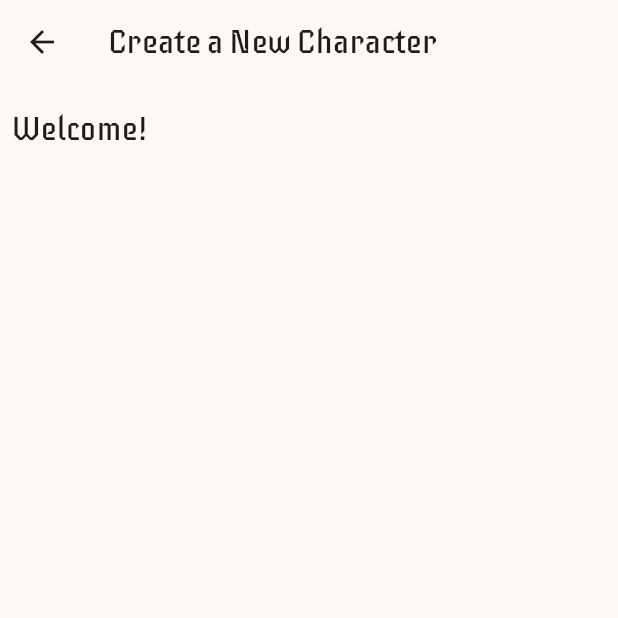
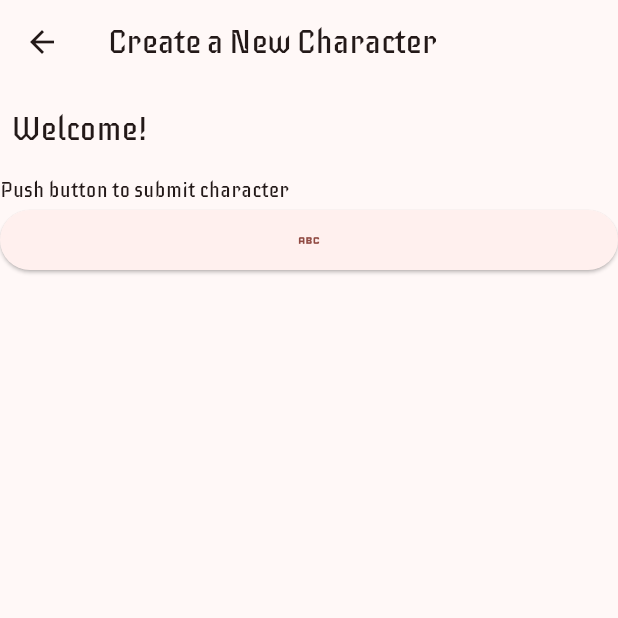
Before and after one commit to RileyKenyon/flutter-app, a Flutter app: the NewCharacterPage screen opened directly with empty values, on a phone screen of 412 x 824 dp, the top half of it. Run offline on Flutter 3.47's test engine with Material 2 defaults, Android fonts, the phone set to English and light mode, and no system bars; our stand-ins replace cloud_firestore, dio, firebase_auth, firebase_core, go_router, google_fonts and 2 more; missing offline and left inert: dart:ffi, firebase_ui_auth, flutterfire_ui, nfc_manager; accounts and stored records are empty; generated files the repository leaves out were written again.

Commit message:
Update character data

```diff
--- a/beasts_and_bards/lib/app_state.dart
+++ b/beasts_and_bards/lib/app_state.dart
@@ -3,6 +3,7 @@
 // found in the LICENSE file.
 
 import 'dart:async';
+import 'dart:math';
 
 import 'package:cloud_firestore/cloud_firestore.dart';
 import 'package:firebase_auth/firebase_auth.dart'
@@ -15,6 +16,7 @@ import 'data/friend.dart';
 import 'data/game.dart';
 import 'firebase_options.dart';
 import 'dart:io';
+import 'data/character.dart';
 
 class ApplicationState extends ChangeNotifier {
   ApplicationState() {
@@ -186,18 +188,30 @@ class ApplicationState extends ChangeNotifier {
     });
   }
 
-  Future<DocumentReference> addCharacterToPlayer(Character character) {
-    if (!_loggedIn) {
+  // Future<DocumentReference> addAbilitiesToCharacter(Character character) {
+  //   if (!_loggedIn || FirebaseAuth.instance.currentUser == null) {
+  //     throw Exception('Must be logged in');
+  //   }
+
+  //   return FirebaseFirestore.instance
+  //       .collection('character')
+  //       .doc(character.uuid)
+  //       .collection('abilities')
+  //       .add(character.abilities.toJson());
+  // }
+
+  Future<void> addCharacterToDatabase(Character character) async {
+    if (!_loggedIn || FirebaseAuth.instance.currentUser == null) {
       throw Exception('Must be logged in');
     }
 
-    return FirebaseFirestore.instance.collection('games').add(<String, dynamic>{
-      'text': newgame.name,
-      'players': playerNames,
-      'timestamp': DateTime.now().millisecondsSinceEpoch,
-      'name': FirebaseAuth.instance.currentUser!.displayName,
-      'userId': FirebaseAuth.instance.currentUser!.uid,
-    });
-
-
+    return FirebaseFirestore.instance
+        .collection('character')
+        .withConverter(
+            fromFirestore: Character.fromFirestore,
+            toFirestore: (Character character, options) =>
+                character.toFirestore())
+        .doc(character.uuid)
+        .set(character);
+  }
 }
--- a/beasts_and_bards/lib/create_game_form.dart
+++ b/beasts_and_bards/lib/create_game_form.dart
@@ -1,11 +1,11 @@
-import 'package:beasts_and_bards/friend.dart';
+import 'package:beasts_and_bards/data/friend.dart';
 import 'package:firebase_auth/firebase_auth.dart';
 import 'package:firebase_core/firebase_core.dart';
 import 'package:flutter/material.dart';
 import 'package:go_router/go_router.dart';
 import 'app_state.dart';
 import 'src/widgets.dart';
-import 'game.dart';
+import 'data/game.dart';
 
 class CreateGameForm extends StatefulWidget {
   const CreateGameForm({super.key, required this.appState});
--- a/beasts_and_bards/lib/dashboard_page.dart
+++ b/beasts_and_bards/lib/dashboard_page.dart
@@ -1,7 +1,7 @@
 import 'dart:ffi';
 
-import 'package:beasts_and_bards/friend.dart';
-import 'package:beasts_and_bards/game.dart';
+import 'package:beasts_and_bards/data/friend.dart';
+import 'package:beasts_and_bards/data/game.dart';
 import 'package:firebase_auth/firebase_auth.dart'
     hide EmailAuthProvider, PhoneAuthProvider;
 import 'package:flutter/material.dart';
--- a/beasts_and_bards/lib/data/game.dart
+++ b/beasts_and_bards/lib/data/game.dart
@@ -1,4 +1,4 @@
-import 'package:beasts_and_bards/friend.dart';
+import 'package:beasts_and_bards/data/friend.dart';
 
 class Game {
   Game(
--- a/beasts_and_bards/lib/new_character_form.dart
+++ b/beasts_and_bards/lib/new_character_form.dart
@@ -5,6 +5,7 @@ import 'package:go_router/go_router.dart';
 import 'package:material_design_icons_flutter/material_design_icons_flutter.dart';
 import 'package:nfc_manager/nfc_manager.dart';
 import 'src/dio_widgets.dart';
+import 'data/character.dart';
 
 class NewCharacterPage extends StatefulWidget {
   const NewCharacterPage({super.key, required this.appState});
@@ -13,7 +14,20 @@ class NewCharacterPage extends StatefulWidget {
   @override
   State<NewCharacterPage> createState() => _NewCharacterPage();
 
-  void submitGame(String gameName) => {appState.addMessageToDatabase(gameName)};
+  Set<Future<void>> submitCharacter() => {
+        appState.addCharacterToDatabase(Character(
+            name: "bob",
+            race: "elf",
+            abilities: Abilities(
+                charisma: 1,
+                constitution: 1,
+                dexterity: 2,
+                intelligence: 4,
+                strength: 5,
+                wisdom: 10),
+            gameId: "Generic Game",
+            uuid: "jjkldsfj-dsfasdfkl2-324e"))
+      };
 }
 
 class _NewCharacterPage extends State<NewCharacterPage> {
@@ -45,13 +59,19 @@ class _NewCharacterPage extends State<NewCharacterPage> {
       //   ),
       // ),
       appBar: AppBar(title: const Text("Create a New Character")),
-      body: ListView(children: <Widget>[
+      body: Center(
+        child: ListView(children: <Widget>[
           Padding(
             padding: const EdgeInsets.symmetric(horizontal: 8, vertical: 16),
             child:
                 Text('Welcome!', style: Theme.of(context).textTheme.titleLarge),
           ),
+          const Text("Push button to submit character"),
+          ElevatedButton(
+              onPressed: () => widget.submitCharacter(),
+              child: const Icon(Icons.abc)),
         ]),
+      ),
     );
   }
 }
```
Also changed, not shown: beasts_and_bards/lib/data/character.dart (+58 -0 lines), beasts_and_bards/lib/src/widgets.dart (+11 -1 lines). Lines whose indentation alone changed are shown as unchanged.
